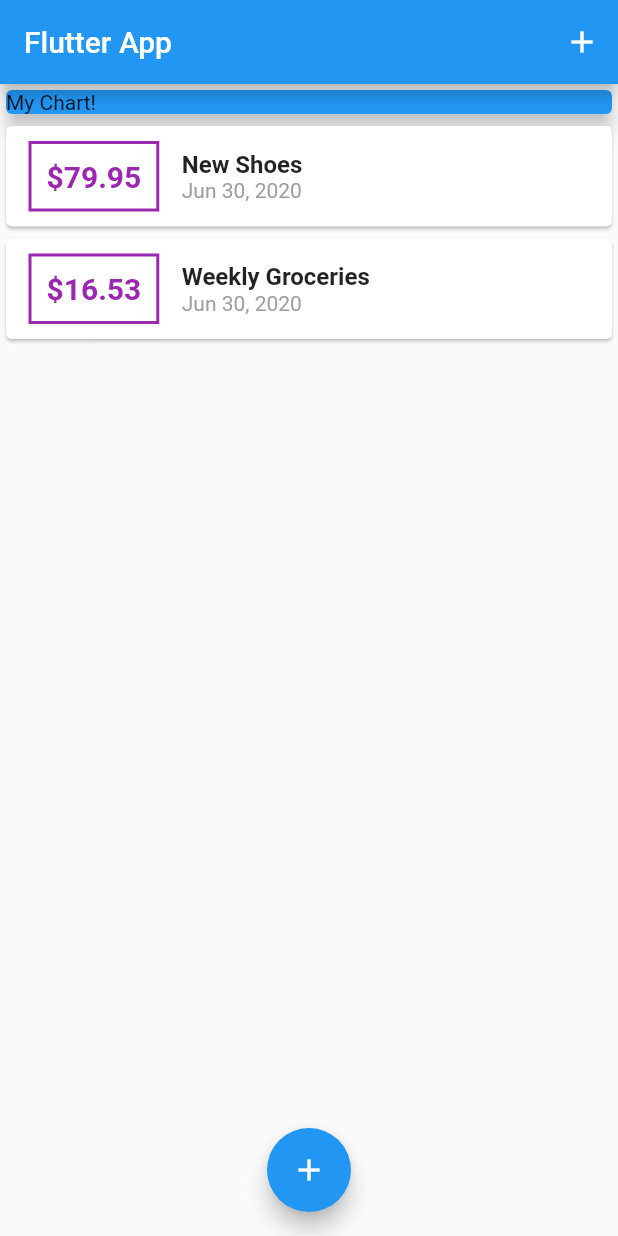
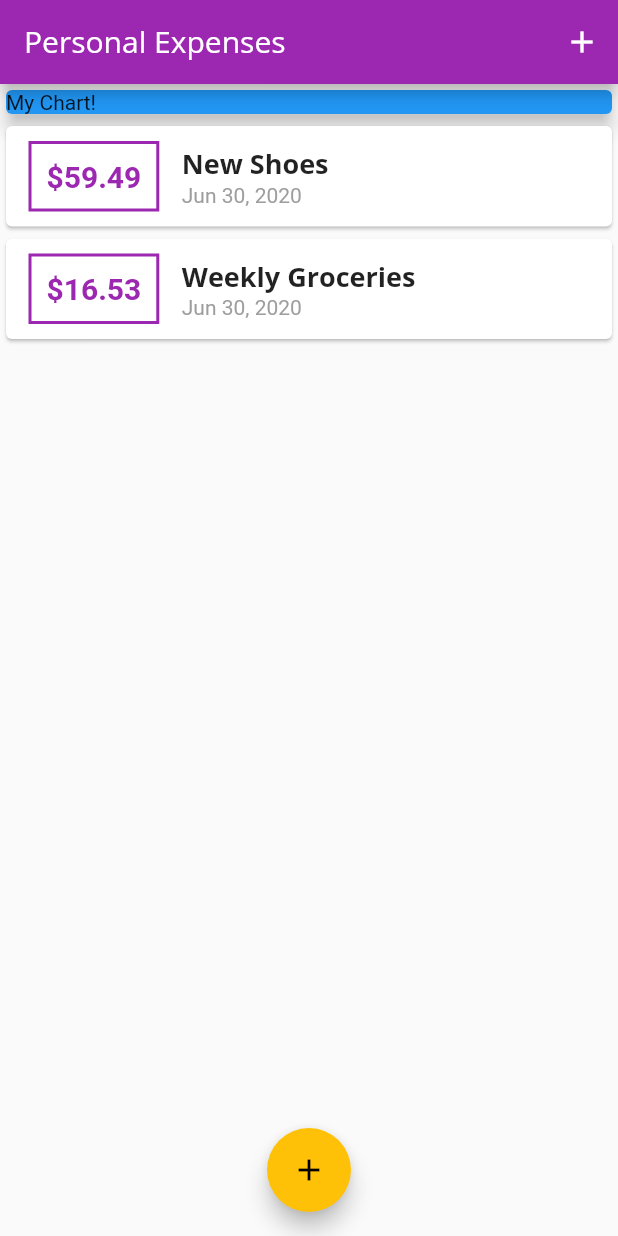
Before and after one commit to alexsilva75/flutter_my_expenses_app, a Flutter app: the screen it shows after launch, on a phone screen of 412 x 824 dp. Run offline on Flutter 3.47's test engine with Material 2 defaults, Android fonts, the phone set to English and light mode, and no system bars.

Commit message:
Customizing fonts; Adding Theme Data

```diff
--- a/lib/main.dart
+++ b/lib/main.dart
@@ -12,7 +12,27 @@ class MyApp extends StatelessWidget {
   @override
   Widget build(BuildContext context) {
     return MaterialApp(
-      title: 'Flutter Demo',
+      title: 'Personal Expenses',
+      theme: ThemeData(
+        primarySwatch: Colors.purple,
+        accentColor: Colors.amber,
+        fontFamily: 'Quicksand',
+        textTheme: ThemeData.light().textTheme.copyWith(
+              headline6: TextStyle(
+                fontFamily: 'OpenSans',
+                fontWeight: FontWeight.bold,
+                fontSize: 18,
+              ),
+            ),
+        appBarTheme: AppBarTheme(
+          textTheme: ThemeData.light().textTheme.copyWith(
+                headline6: TextStyle(
+                  fontFamily: 'OpenSans',
+                  fontSize: 20,
+                ),
+              ),
+        ),
+      ),
       home: MyHomePage(),
     );
   }
@@ -31,7 +51,7 @@ class _MyHomePageState extends State<MyHomePage> {
     Transaction(
       id: 't1',
       title: 'New Shoes',
-      amount: 79.95,
+      amount: 59.49,
       date: DateTime.now(),
     ),
     Transaction(
@@ -71,7 +91,10 @@ class _MyHomePageState extends State<MyHomePage> {
   Widget build(BuildContext context) {
     return Scaffold(
       appBar: AppBar(
-        title: Text('Flutter App'),
+        title: Text(
+          'Personal Expenses',
+          //style: TextStyle(fontFamily: 'OpenSans'),
+        ),
         actions: <Widget>[
           IconButton(
             icon: Icon(Icons.add),
--- a/lib/widgets/transaction_list.dart
+++ b/lib/widgets/transaction_list.dart
@@ -23,7 +23,7 @@ class TransactionList extends StatelessWidget {
                   ),
                   decoration: BoxDecoration(
                     border: Border.all(
-                      color: Colors.purple,
+                      color: Theme.of(context).primaryColor,
                       width: 2,
                     ),
                   ),
@@ -33,7 +33,7 @@ class TransactionList extends StatelessWidget {
                     style: TextStyle(
                       fontWeight: FontWeight.bold,
                       fontSize: 20,
-                      color: Colors.purple,
+                      color: Theme.of(context).primaryColor,
                     ),
                   ),
                 ),
@@ -42,10 +42,7 @@ class TransactionList extends StatelessWidget {
                   children: <Widget>[
                     Text(
                       userTransactions[index].title,
-                      style: TextStyle(
-                        fontSize: 16,
-                        fontWeight: FontWeight.bold,
-                      ),
+                      style: Theme.of(context).textTheme.headline6,
                     ),
                     Text(
                       DateFormat.yMMMd().format(userTransactions[index].date),
```
Also changed, not shown: pubspec.yaml (+13 -6 lines), assets/fonts/OpenSans-Bold.ttf (added), assets/fonts/OpenSans-Regular.ttf (added), assets/fonts/Quicksand-Bold.ttf (added), assets/fonts/Quicksand-Light.ttf (added), assets/fonts/Quicksand-Medium.ttf (added), assets/fonts/Quicksand-Regular.ttf (added).
